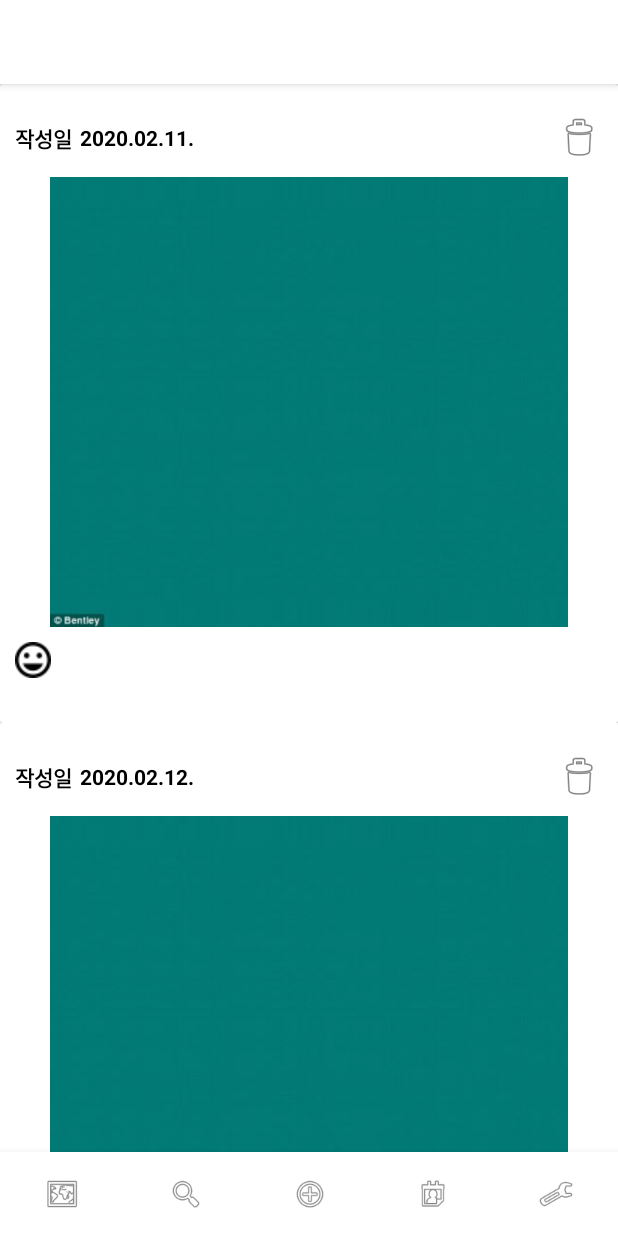
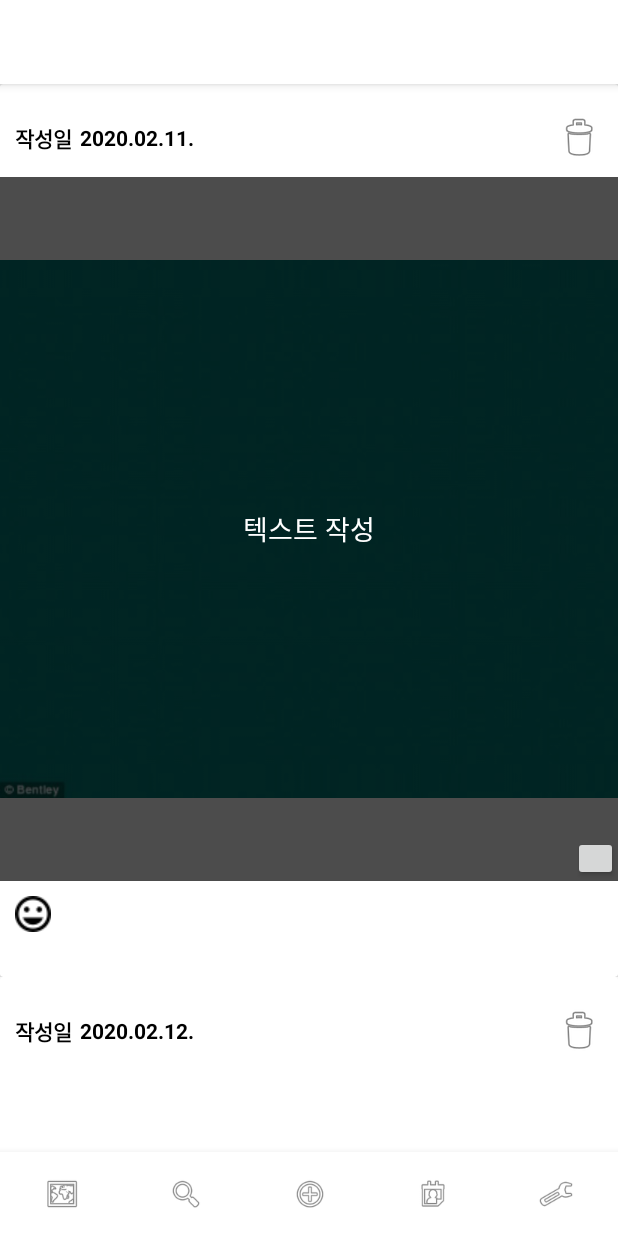
Before and after one commit to yoonh-j/HRHJ, an Android app: the screen it shows after launch (MainActivity), after a tap on "작성일", on a phone screen of 412 x 824 dp. Run offline under Robolectric (Android 15) with nearby library versions, the phone set to English and light mode, and no system bars; our stand-ins replace androidx.preference; 3 other taps on this screen came first.

Commit message:
HomeFragment 수정
수정화면 추가
레이아웃 변경

```diff
--- a/FrontEnd/HRHJ/app/src/main/java/com/example/hrhj/HomeRecyclerViewAdapter.java
+++ b/FrontEnd/HRHJ/app/src/main/java/com/example/hrhj/HomeRecyclerViewAdapter.java
@@ -5,6 +5,9 @@ import androidx.recyclerview.widget.RecyclerView;
 import android.view.LayoutInflater;
 import android.view.View;
 import android.view.ViewGroup;
+import android.widget.Button;
+import android.widget.EditText;
+import android.widget.FrameLayout;
 import android.widget.ImageView;
 import android.widget.TextView;
 
@@ -38,14 +41,16 @@ public class HomeRecyclerViewAdapter extends RecyclerView.Adapter<HomeRecyclerVi
         holder.uploadText.setText(mValues.get(position).uploadText);
         holder.uploadDate.setText(mValues.get(position).uploadDate);
 
+        //TODO: 텍스트 대신 레이아웃이 올라오게 변경
+
         // 이미지 클릭 시 텍스트 표시
         holder.uploadImage.setOnClickListener(new View.OnClickListener() {
             @Override
             public void onClick(View v) {
-                if(holder.uploadText.getVisibility() == View.GONE) {
-                    holder.uploadText.setVisibility(View.VISIBLE);
+                if(holder.postLayout.getVisibility() == View.GONE) {
+                    holder.postLayout.setVisibility(View.VISIBLE);
                 } else {
-                    holder.uploadText.setVisibility(View.GONE);
+                    holder.postLayout.setVisibility(View.GONE);
                 }
             }
         });
@@ -59,6 +64,31 @@ public class HomeRecyclerViewAdapter extends RecyclerView.Adapter<HomeRecyclerVi
                 }
             }
         });
+
+        //업데이트 버튼
+        holder.updateButton.setOnClickListener(new View.OnClickListener() {
+            @Override
+            public void onClick(View v) {
+                holder.postLayout.setVisibility(View.GONE);
+                holder.updateLayout.setVisibility(View.VISIBLE);
+            }
+        });
+
+        // 포스트 수정
+
+        //포스트 변경 확인 버튼
+
+        holder.confirmButton.setOnClickListener(new View.OnClickListener() {
+            @Override
+            public void onClick(View v) {
+                holder.updateLayout.setVisibility(View.GONE);
+                holder.postLayout.setVisibility(View.VISIBLE);
+
+                holder.uploadText.setText(holder.updateText.getText());
+
+            }
+        });
+
     }
 
     @Override
@@ -73,6 +103,12 @@ public class HomeRecyclerViewAdapter extends RecyclerView.Adapter<HomeRecyclerVi
         private final TextView uploadDate;
         private ImageView uploadMood;
         private DummyItem mItem;
+        private FrameLayout postLayout;
+        private Button updateButton;
+        private FrameLayout updateLayout;
+        private Button confirmButton;
+        private EditText updateText;
+
 
         public ViewHolder(View view) {
             super(view);
@@ -81,6 +117,11 @@ public class HomeRecyclerViewAdapter extends RecyclerView.Adapter<HomeRecyclerVi
             uploadText = view.findViewById(R.id.uploadText);
             uploadDate = view.findViewById(R.id.uploadDate);
             uploadMood = view.findViewById(R.id.uploadMood);
+            postLayout = view.findViewById(R.id.postLayout);
+            updateButton = view.findViewById(R.id.postUpdateButton);
+            updateLayout = view.findViewById(R.id.postUpdateLayout);
+            confirmButton = view.findViewById(R.id.updateConfirmButton);
+            updateText = view.findViewById(R.id.updateText);
         }
 
         @Override
--- a/FrontEnd/HRHJ/app/src/main/res/layout/item_fragment_home.xml
+++ b/FrontEnd/HRHJ/app/src/main/res/layout/item_fragment_home.xml
@@ -58,7 +58,7 @@
             <FrameLayout
                 android:id="@+id/home_frameLayout"
                 android:layout_width="match_parent"
-                android:layout_height="300dp">
+                android:layout_height="wrap_content">
 
                 <ImageView
                     android:id="@+id/uploadImage"
@@ -66,14 +66,60 @@
                     android:layout_height="wrap_content"
                     app:srcCompat="@drawable/upload_image" />
 
-                <TextView
-                    android:id="@+id/uploadText"
+                <FrameLayout
+                    android:id="@+id/postLayout"
                     android:layout_width="match_parent"
                     android:layout_height="match_parent"
-                    android:gravity="center_vertical|center_horizontal"
-                    android:background="@color/colorTextBackground"
-                    android:textColor="@color/colorPrimary"
-                    android:visibility="gone" />
+                    android:visibility="gone">
+
+                    <TextView
+                        android:id="@+id/uploadText"
+                        android:layout_width="match_parent"
+                        android:layout_height="match_parent"
+                        android:gravity="center_vertical|center_horizontal"
+                        android:background="@color/colorTextBackground"
+                        android:textColor="@color/colorPrimary"
+                        android:textSize="18sp"/>
+
+                    <Button
+                        android:id="@+id/postUpdateButton"
+                        android:layout_width="30dp"
+                        android:layout_height="30dp"
+                        android:layout_gravity="bottom|right"
+                        android:padding="0dp" />
+
+                </FrameLayout>
+
+                //포스트 수정부분
+                <FrameLayout
+                    android:id="@+id/postUpdateLayout"
+                    android:layout_width="match_parent"
+                    android:layout_height="match_parent"
+                    android:visibility="gone">
+
+                    <EditText
+                        android:id="@+id/updateText"
+                        android:layout_width="match_parent"
+                        android:layout_height="match_parent"
+                        android:text="텍스트 작성"
+                        android:gravity="center_vertical|center_horizontal"
+                        android:background="@color/colorTextBackground"
+                        android:textColor="@color/colorPrimary"
+                        android:textSize="18sp"/>
+
+                    <Button
+                        android:id="@+id/updateConfirmButton"
+                        android:layout_width="70dp"
+                        android:layout_height="40dp"
+                        android:layout_gravity="bottom|center"
+                        android:padding="50dp"/>
+
+
+
+
+
+                </FrameLayout>
+
             </FrameLayout>
 
             <LinearLayout
```
